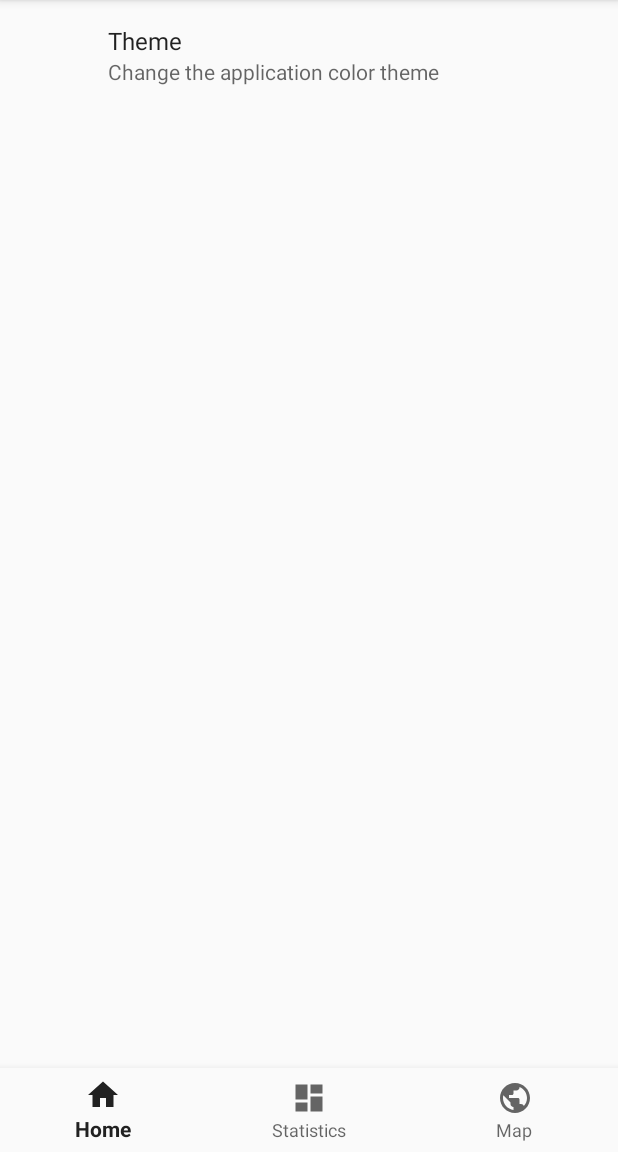
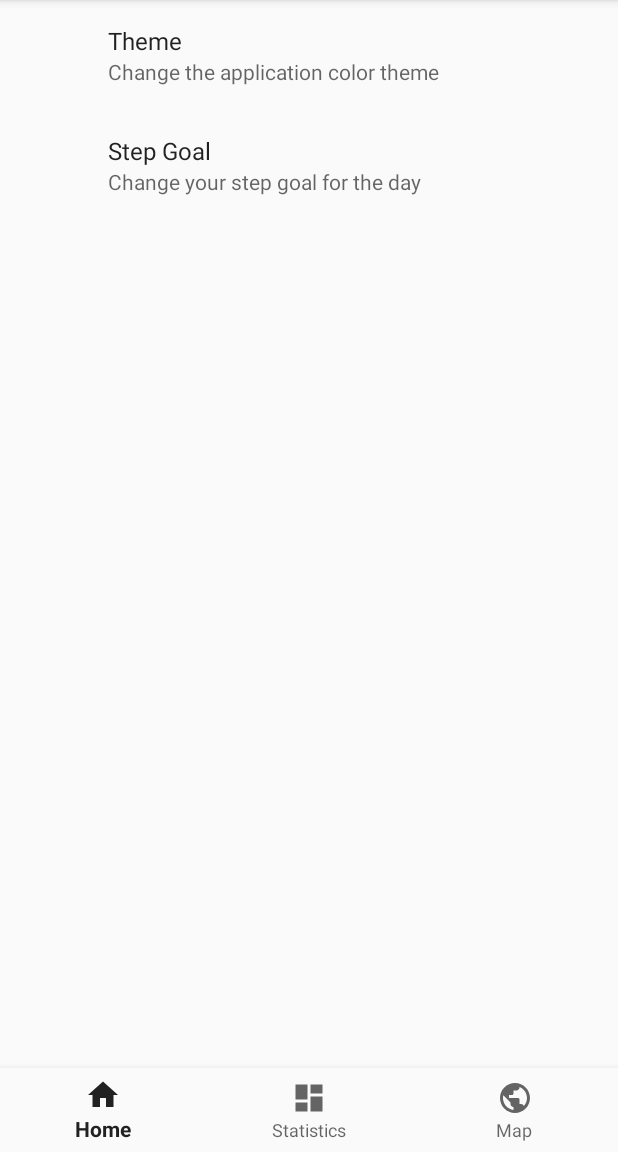
Before and after one commit to timilil/StepScounterWithATwist, an Android app: the screen it shows after launch (MainActivity), in the options menu, after a tap on "Settings", on a phone screen of 412 x 824 dp, the part 84-1236 px from its top. Run offline under Robolectric (Android 15) with nearby library versions, the phone set to English and light mode, and no system bars; our stand-ins replace Room's generated code, androidx.preference; libraries missing offline, so code that uses them is left out: com.jjoe64.graphview, org.jetbrains.anko, org.osmdroid.config, org.osmdroid.tileprovider, org.osmdroid.util and 1 more; 1 statement that could not run was skipped.

Commit message:
added preferences for goal of the day

```diff
--- a/app/src/main/java/com/example/timil/sensorproject/MainActivity.kt
+++ b/app/src/main/java/com/example/timil/sensorproject/MainActivity.kt
@@ -32,6 +32,7 @@ import org.jetbrains.anko.doAsync
 import java.time.LocalDateTime
 import java.time.format.DateTimeFormatter
 
+const val THEME_PREF = "pref_theme_settings"
 
 class MainActivity : AppCompatActivity(), SensorEventListener, MapFragment.MapFragmentTrophyClickListener, AugmentedTrophyFragment.AugmentedFragmentTrophyClickListener {
 
@@ -51,8 +52,9 @@ class MainActivity : AppCompatActivity(), SensorEventListener, MapFragment.MapFr
     override fun onCreate(savedInstanceState: Bundle?) {
         // bind shared preference values the first time app is created
         PreferenceManager.setDefaultValues(this, R.xml.preferences, false)
-        val preferences = getSharedPreferences("pref_settings", Context.MODE_PRIVATE)
-        val useTheme = preferences.getString("pref_settings", "N/A")
+
+        val themePreference = getSharedPreferences(THEME_PREF, Context.MODE_PRIVATE)
+        val useTheme = themePreference.getString(THEME_PREF, "N/A")
 
         Log.d("DBG", "Using theme: "+useTheme)
         when(useTheme){
@@ -65,7 +67,7 @@ class MainActivity : AppCompatActivity(), SensorEventListener, MapFragment.MapFr
 
         super.onCreate(savedInstanceState)
 
-        if ((Build.VERSION.SDK_INT >= 23 &&
+        if ((/*Build.VERSION.SDK_INT >= 23 &&*/
                         ContextCompat.checkSelfPermission(this,
                                 android.Manifest.permission.ACCESS_FINE_LOCATION) !=
                         PackageManager.PERMISSION_GRANTED)) {
@@ -96,9 +98,9 @@ class MainActivity : AppCompatActivity(), SensorEventListener, MapFragment.MapFr
         listener = SharedPreferences.OnSharedPreferenceChangeListener { prefs, key ->
 
             // check if key value already exists
-            if (key == "pref_settings") {
+            if (key == THEME_PREF) {
                 Log.d("DBG", prefs.getString(key, "N/A") + key)
-                val editor = getSharedPreferences("pref_settings", Context.MODE_PRIVATE).edit()
+                val editor = getSharedPreferences(THEME_PREF, Context.MODE_PRIVATE).edit()
                 editor.putString(key, prefs.getString(key, "N/A"))
                 editor.apply()
 
@@ -106,6 +108,9 @@ class MainActivity : AppCompatActivity(), SensorEventListener, MapFragment.MapFr
                 finish()
 
                 startActivity(intent)
+            }
+            if (key == "pref_goal"){
+                Log.d("DBG", prefs.getString(key, "N/A") + key)
             }
             //setTheme(R.style.AppGreenTheme)
             //recreate()
--- a/app/src/main/res/values/strings.xml
+++ b/app/src/main/res/values/strings.xml
@@ -6,21 +6,42 @@
     <string name="settings">Settings</string>
     <string name="settings_theme">Theme</string>
     <string name="preferences">Preferences</string>
-    <string name="default_value">Black</string>
+    <string name="default_theme_value">AppTheme</string>
     <string name="theme_summary">Change the application color theme</string>
-    <string name="pref_settings">pref_settings</string>
+    <string name="pref_theme_settings">pref_theme_settings</string>
 
-    <string-array name="entries_array">
+    <string name="daygoal">Step Goal</string>
+    <string name="default_goal_value">100</string>
+    <string name="goal_summary">Change your step goal for the day</string>
+    <string name="pref_goal_settings">pref_goal</string>
+
+    <string-array name="theme_entries_array">
         <item>Black</item>
         <item>Blue</item>
         <item>Green</item>
         <item>Red</item>
     </string-array>
 
-    <string-array name="entry_values_array">
+    <string-array name="theme_entry_values_array">
         <item>AppTheme</item>
         <item>AppBlueTheme</item>
         <item>AppGreenTheme</item>
         <item>AppRedTheme</item>
     </string-array>
+
+    <string-array name="progress_entries_array">
+        <item>5000 steps</item>
+        <item>7500 steps</item>
+        <item>10000 steps</item>
+        <item>12500 steps</item>
+        <item>15000 steps</item>
+    </string-array>
+
+    <string-array name="progress_entry_values_array">
+        <item>50</item>
+        <item>75</item>
+        <item>100</item>
+        <item>125</item>
+        <item>150</item>
+    </string-array>
 </resources>
--- a/app/src/main/res/xml/preferences.xml
+++ b/app/src/main/res/xml/preferences.xml
@@ -2,11 +2,19 @@
 <PreferenceScreen xmlns:android="http://schemas.android.com/apk/res/android">
 
     <ListPreference
-        android:key="@string/pref_settings"
+        android:key="@string/pref_theme_settings"
         android:title="@string/settings_theme"
-        android:entries="@array/entries_array"
-        android:entryValues="@array/entry_values_array"
-        android:defaultValue="@string/default_value"
+        android:entries="@array/theme_entries_array"
+        android:entryValues="@array/theme_entry_values_array"
+        android:defaultValue="@string/default_theme_value"
         android:summary="@string/theme_summary"/>
 
+    <ListPreference
+        android:key="@string/pref_goal_settings"
+        android:title="@string/daygoal"
+        android:entries="@array/progress_entries_array"
+        android:entryValues="@array/progress_entry_values_array"
+        android:defaultValue="@string/default_goal_value"
+        android:summary="@string/goal_summary"/>
+
 </PreferenceScreen>
```
